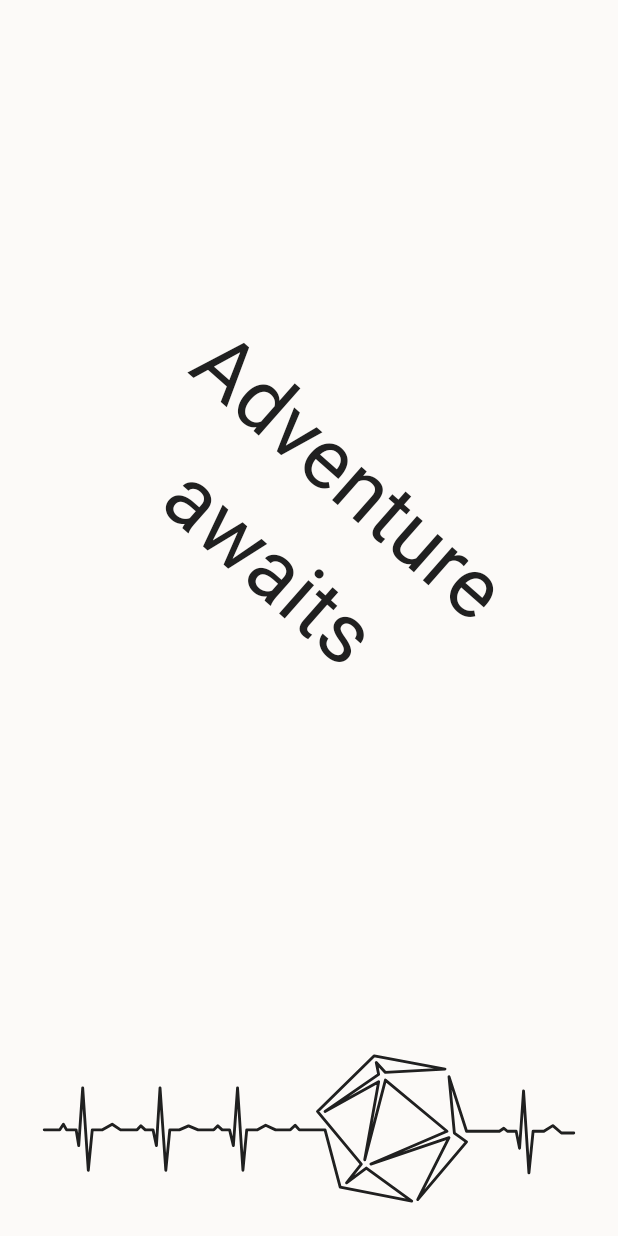
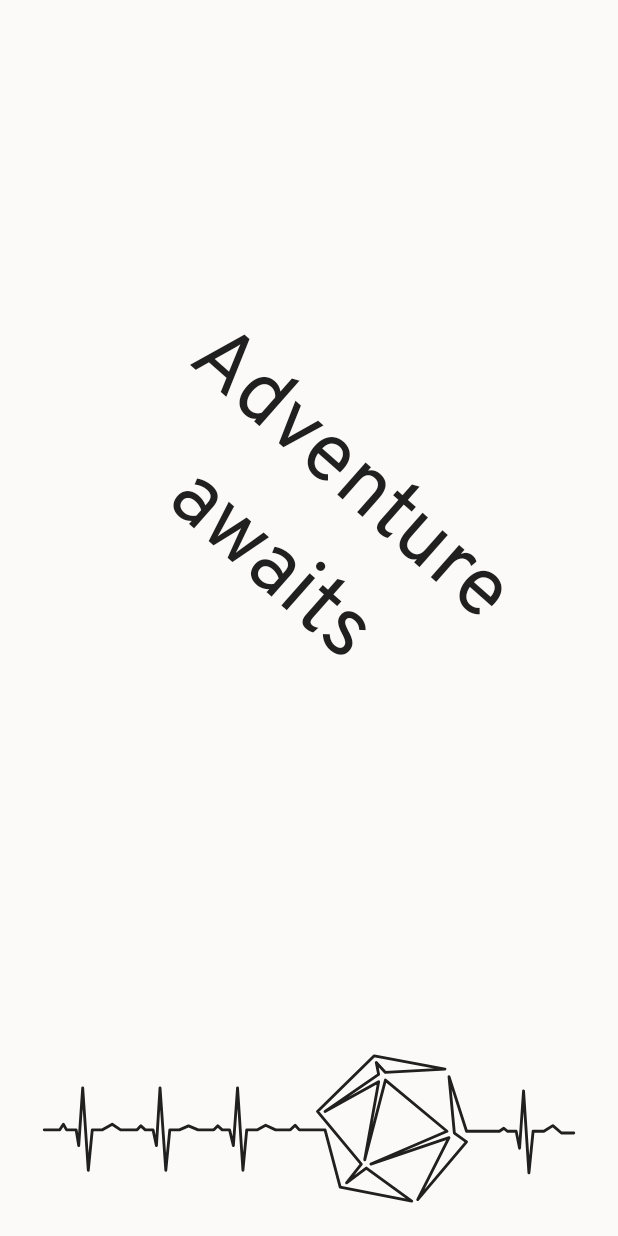
Before and after one commit to LifestrimS/starfinder_sheet, a Flutter app: the first screen one second after launch, on a phone screen of 412 x 824 dp. Run offline on Flutter 3.47's test engine with Material 2 defaults, Android fonts, the phone set to English and light mode, and no system bars; our stand-ins replace drift, flutter_colorpicker, flutter_svg, get_it, go_router, image_picker and 2 more; missing offline and left inert: elementary, sqlite3; accounts and stored records are empty; generated files the repository leaves out were written again.

Commit message:
added fonts

```diff
--- a/lib/main.dart
+++ b/lib/main.dart
@@ -41,6 +41,52 @@ class _MyAppState extends State<MyApp> {
             title: 'Pathfinder',
             theme: ThemeData(
               useMaterial3: true,
+              textTheme: ThemeData.light().textTheme.copyWith(
+                  bodyMedium: const TextStyle(
+                    fontFamily: "Overpass",
+                  ),
+                  bodySmall: const TextStyle(
+                    fontFamily: "Overpass",
+                  ),
+                  bodyLarge: const TextStyle(
+                    fontFamily: "Overpass",
+                  ),
+                  displayLarge: const TextStyle(
+                    fontFamily: "Overpass",
+                  ),
+                  displayMedium: const TextStyle(
+                    fontFamily: "Overpass",
+                  ),
+                  displaySmall: const TextStyle(
+                    fontFamily: "Overpass",
+                  ),
+                  titleLarge: const TextStyle(
+                    fontFamily: "Overpass",
+                  ),
+                  titleMedium: const TextStyle(
+                    fontFamily: "Overpass",
+                  ),
+                  titleSmall: const TextStyle(
+                    fontFamily: "Overpass",
+                  ),
+                  labelLarge: const TextStyle(
+                    fontFamily: "Overpass",
+                  ),
+                  labelMedium: const TextStyle(
+                    fontFamily: "Overpass",
+                  ),
+                  labelSmall: const TextStyle(
+                    fontFamily: "Overpass",
+                  ),
+                  headlineLarge: const TextStyle(
+                    fontFamily: "Overpass",
+                  ),
+                  headlineMedium: const TextStyle(
+                    fontFamily: "Overpass",
+                  ),
+                  headlineSmall: const TextStyle(
+                    fontFamily: "Overpass",
+                  )),
             ),
             routerConfig: _router,
           );
```
Also changed, not shown: pubspec.yaml (+7 -0 lines), assets/fonts/Overpass-Regular.ttf (added), assets/fonts/OverpassMono-Regular.ttf (added).
